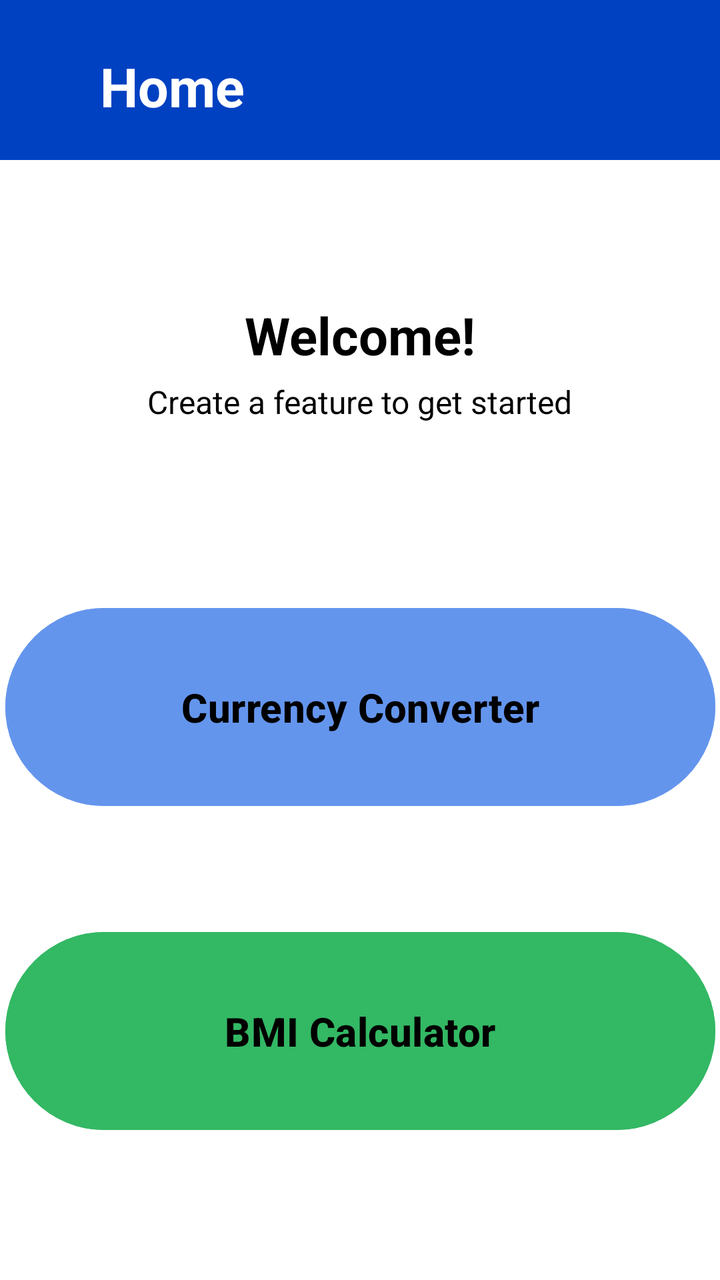
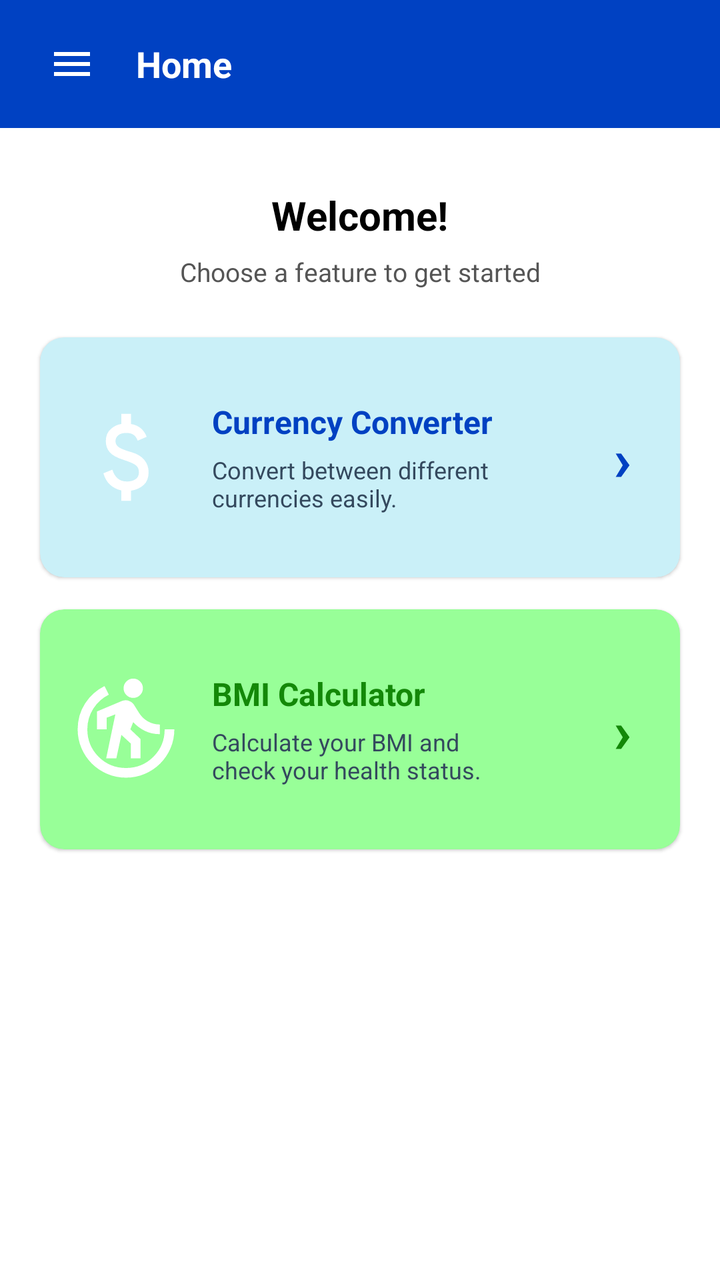

An Android layout rendered at two revisions. The XML below is the earlier revision; the diff shows what the commit changed to produce the second picture.
<!-- AndroidManifest.xml: application theme Theme.Task_2 -->
<!-- res/layout/activity_homescreen.xml -->
<?xml version="1.0" encoding="utf-8"?>
<androidx.constraintlayout.widget.ConstraintLayout xmlns:android="http://schemas.android.com/apk/res/android"
    xmlns:app="http://schemas.android.com/apk/res-auto"
    xmlns:tools="http://schemas.android.com/tools"
    android:id="@+id/main"
    android:layout_width="match_parent"
    android:layout_height="match_parent"
    tools:context=".Homescreen"
    android:background="@color/white">

    <LinearLayout
        android:layout_width="match_parent"
        android:layout_height="80dp"
        android:orientation="horizontal"
        android:background="@color/Blue"
        app:layout_constraintTop_toTopOf="parent"
        app:layout_constraintStart_toStartOf="parent">

        <TextView
            android:layout_width="wrap_content"
            android:layout_height="67dp"
            android:text="Home"
            android:textColor="@color/white"
            android:textStyle="bold"
            android:textSize="27sp"
            android:layout_marginLeft="50dp"
            android:layout_marginTop="25sp"
            app:layout_constraintStart_toStartOf="parent"
            app:layout_constraintTop_toTopOf="parent"/>

    </LinearLayout>

    <TextView
        android:layout_width="wrap_content"
        android:layout_height="wrap_content"
        android:text="Welcome!"
        android:textSize="26dp"
        android:textStyle="bold"
        android:textColor="@color/black"
        android:layout_marginTop="150dp"
        app:layout_constraintTop_toTopOf="parent"
        app:layout_constraintStart_toStartOf="parent"
        app:layout_constraintEnd_toEndOf="parent"/>

    <TextView
        android:layout_width="wrap_content"
        android:layout_height="wrap_content"
        android:text="Create a feature to get started"
        android:textSize="16dp"
        android:textColor="@color/black"
        android:layout_marginTop="190dp"
        app:layout_constraintTop_toTopOf="parent"
        app:layout_constraintStart_toStartOf="parent"
        app:layout_constraintEnd_toEndOf="parent"/>

    <Button
        android:id="@+id/Currencybyn"
        android:layout_width="355dp"
        android:layout_height="107dp"
        android:clickable="true"
        android:text="Currency Converter"
        android:textColor="@color/black"
        android:textStyle="bold"
        android:textSize="20sp"
        android:backgroundTint="@color/crownflower_blue"
        android:layout_marginTop="300dp"
        app:layout_constraintTop_toTopOf="parent"
        app:layout_constraintStart_toStartOf="parent"
        app:layout_constraintEnd_toEndOf="parent">

    </Button>


    <Button
        android:id="@+id/BMIbyn"
        android:layout_width="355dp"
        android:layout_height="107dp"
        android:text="BMI Calculator"
        android:textStyle="bold"
        android:textSize="20sp"
        android:textColor="@color/black"
        android:clickable="true"
        android:backgroundTint="@color/light_green"
        android:layout_marginTop="55dp"
        app:layout_constraintTop_toBottomOf="@id/Currencybyn"
        app:layout_constraintStart_toStartOf="parent"
        app:layout_constraintEnd_toEndOf="parent"/>


</androidx.constraintlayout.widget.ConstraintLayout>
<!-- resources referenced by this layout -->
<resources>
  <color name="Blue">#0041C2</color>
  <color name="black">#FF000000</color>
  <color name="crownflower_blue">#6495ED</color>
  <color name="light_green">#33B864</color>
  <color name="white">#FFFFFFFF</color>
  <style name="Theme.Task_2" parent="Base.Theme.Task_2" />
  <style name="Base.Theme.Task_2" parent="Theme.Material3.DayNight.NoActionBar">
          
          
      </style>
</resources>

<!-- the commit's change to res/layout/activity_homescreen.xml (unified diff, before → after) -->
@@ -1,90 +1,224 @@
 <?xml version="1.0" encoding="utf-8"?>
-<androidx.constraintlayout.widget.ConstraintLayout xmlns:android="http://schemas.android.com/apk/res/android"
+<androidx.constraintlayout.widget.ConstraintLayout
+    xmlns:android="http://schemas.android.com/apk/res/android"
     xmlns:app="http://schemas.android.com/apk/res-auto"
     xmlns:tools="http://schemas.android.com/tools"
+
     android:id="@+id/main"
     android:layout_width="match_parent"
     android:layout_height="match_parent"
-    tools:context=".Homescreen"
-    android:background="@color/white">
+    android:background="@color/white"
+    tools:context=".Homescreen">
 
     <LinearLayout
-        android:layout_width="match_parent"
-        android:layout_height="80dp"
+        android:id="@+id/headerLayout"
+        android:layout_width="0dp"
+        android:layout_height="64dp"
+        android:background="@color/Blue"
+        android:gravity="center_vertical"
         android:orientation="horizontal"
-        android:background="@color/Blue"
+        android:paddingStart="12dp"
+        android:paddingEnd="16dp"
+
         app:layout_constraintTop_toTopOf="parent"
-        app:layout_constraintStart_toStartOf="parent">
+        app:layout_constraintStart_toStartOf="parent"
+        app:layout_constraintEnd_toEndOf="parent">
+
+        <ImageButton
+            android:id="@+id/menuButton"
+            android:layout_width="48dp"
+            android:layout_height="48dp"
+            android:background="?attr/selectableItemBackgroundBorderless"
+            android:contentDescription="Menu"
+            android:padding="12dp"
+            android:src="@drawable/ic_menu"
+            app:tint="@color/white" />
 
         <TextView
+            android:id="@+id/tvHeaderTitle"
             android:layout_width="wrap_content"
-            android:layout_height="67dp"
+            android:layout_height="wrap_content"
+            android:layout_marginStart="8dp"
             android:text="Home"
             android:textColor="@color/white"
-            android:textStyle="bold"
-            android:textSize="27sp"
-            android:layout_marginLeft="50dp"
-            android:layout_marginTop="25sp"
-            app:layout_constraintStart_toStartOf="parent"
-            app:layout_constraintTop_toTopOf="parent"/>
+            android:textSize="18sp"
+            android:textStyle="bold" />
 
     </LinearLayout>
 
     <TextView
+        android:id="@+id/tvWelcome"
         android:layout_width="wrap_content"
         android:layout_height="wrap_content"
+
+        android:layout_marginTop="30dp"
         android:text="Welcome!"
-        android:textSize="26dp"
+        android:textColor="@color/black"
+        android:textSize="20sp"
         android:textStyle="bold"
-        android:textColor="@color/black"
-        android:layout_marginTop="150dp"
-        app:layout_constraintTop_toTopOf="parent"
-        app:layout_constraintStart_toStartOf="parent"
-        app:layout_constraintEnd_toEndOf="parent"/>
+
+        app:layout_constraintTop_toBottomOf="@id/headerLayout"
+        app:layout_constraintStart_toStartOf="parent"
+        app:layout_constraintEnd_toEndOf="parent" />
 
     <TextView
+        android:id="@+id/tvSubtitle"
         android:layout_width="wrap_content"
         android:layout_height="wrap_content"
-        android:text="Create a feature to get started"
-        android:textSize="16dp"
-        android:textColor="@color/black"
-        android:layout_marginTop="190dp"
-        app:layout_constraintTop_toTopOf="parent"
-        app:layout_constraintStart_toStartOf="parent"
-        app:layout_constraintEnd_toEndOf="parent"/>
-
-    <Button
-        android:id="@+id/Currencybyn"
-        android:layout_width="355dp"
-        android:layout_height="107dp"
+
+        android:layout_marginTop="6dp"
+        android:text="Choose a feature to get started"
+        android:textColor="#555555"
+        android:textSize="13sp"
+
+        app:layout_constraintTop_toBottomOf="@id/tvWelcome"
+        app:layout_constraintStart_toStartOf="parent"
+        app:layout_constraintEnd_toEndOf="parent" />
+
+    <androidx.cardview.widget.CardView
+        android:id="@+id/currencyBtn"
+        android:layout_width="0dp"
+        android:layout_height="120dp"
+
+        android:layout_marginStart="20dp"
+        android:layout_marginTop="24dp"
+        android:layout_marginEnd="20dp"
+
         android:clickable="true"
-        android:text="Currency Converter"
-        android:textColor="@color/black"
-        android:textStyle="bold"
-        android:textSize="20sp"
-        android:backgroundTint="@color/crownflower_blue"
-        android:layout_marginTop="300dp"
-        app:layout_constraintTop_toTopOf="parent"
+        android:focusable="true"
+        android:foreground="?android:attr/selectableItemBackground"
+
+        app:cardBackgroundColor="@color/light_blue"
+        app:cardCornerRadius="12dp"
+        app:cardElevation="1dp"
+
+        app:layout_constraintTop_toBottomOf="@id/tvSubtitle"
         app:layout_constraintStart_toStartOf="parent"
         app:layout_constraintEnd_toEndOf="parent">
 
-    </Button>
-
-
-    <Button
-        android:id="@+id/BMIbyn"
-        android:layout_width="355dp"
-        android:layout_height="107dp"
-        android:text="BMI Calculator"
-        android:textStyle="bold"
-        android:textSize="20sp"
-        android:textColor="@color/black"
+        <LinearLayout
+            android:layout_width="match_parent"
+            android:layout_height="match_parent"
+            android:gravity="center_vertical"
+            android:orientation="horizontal"
+            android:padding="14dp">
+
+            <ImageView
+                android:layout_width="58dp"
+                android:layout_height="58dp"
+                android:contentDescription="Currency Converter"
+                android:scaleType="fitCenter"
+                android:src="@drawable/currencu_icon" />
+
+            <LinearLayout
+                android:layout_width="0dp"
+                android:layout_height="wrap_content"
+                android:layout_weight="1"
+                android:layout_marginStart="14dp"
+                android:orientation="vertical">
+
+                <TextView
+                    android:layout_width="wrap_content"
+                    android:layout_height="wrap_content"
+                    android:text="Currency Converter"
+                    android:textColor="@color/Blue"
+                    android:textSize="16sp"
+                    android:textStyle="bold" />
+
+                <TextView
+                    android:layout_width="wrap_content"
+                    android:layout_height="wrap_content"
+                    android:layout_marginTop="5dp"
+                    android:text="Convert between different\ncurrencies easily."
+                    android:textColor="#34495E"
+                    android:textSize="12sp" />
+
+            </LinearLayout>
+
+            <TextView
+                android:layout_width="30dp"
+                android:layout_height="match_parent"
+                android:gravity="center"
+                android:text="›"
+                android:textColor="@color/Blue"
+                android:textSize="30sp"
+                android:textStyle="bold" />
+
+        </LinearLayout>
+
+    </androidx.cardview.widget.CardView>
+
+    <androidx.cardview.widget.CardView
+        android:id="@+id/bmiBtn"
+        android:layout_width="0dp"
+        android:layout_height="120dp"
+
+        android:layout_marginStart="20dp"
+        android:layout_marginTop="16dp"
+        android:layout_marginEnd="20dp"
+
         android:clickable="true"
-        android:backgroundTint="@color/light_green"
-        android:layout_marginTop="55dp"
-        app:layout_constraintTop_toBottomOf="@id/Currencybyn"
-        app:layout_constraintStart_toStartOf="parent"
-        app:layout_constraintEnd_toEndOf="parent"/>
-
+        android:focusable="true"
+        android:foreground="?android:attr/selectableItemBackground"
+
+        app:cardBackgroundColor="@color/light_green"
+        app:cardCornerRadius="12dp"
+        app:cardElevation="1dp"
+
+        app:layout_constraintTop_toBottomOf="@id/currencyBtn"
+        app:layout_constraintStart_toStartOf="parent"
+        app:layout_constraintEnd_toEndOf="parent">
+
+        <LinearLayout
+            android:layout_width="match_parent"
+            android:layout_height="match_parent"
+            android:gravity="center_vertical"
+            android:orientation="horizontal"
+            android:padding="14dp">
+
+            <ImageView
+                android:layout_width="58dp"
+                android:layout_height="58dp"
+                android:contentDescription="BMI Calculator"
+                android:scaleType="fitCenter"
+                android:src="@drawable/bmi_icon" />
+
+            <LinearLayout
+                android:layout_width="0dp"
+                android:layout_height="wrap_content"
+                android:layout_weight="1"
+                android:layout_marginStart="14dp"
+                android:orientation="vertical">
+
+                <TextView
+                    android:layout_width="wrap_content"
+                    android:layout_height="wrap_content"
+                    android:text="BMI Calculator"
+                    android:textColor="@color/Green"
+                    android:textSize="16sp"
+                    android:textStyle="bold" />
+
+                <TextView
+                    android:layout_width="wrap_content"
+                    android:layout_height="wrap_content"
+                    android:layout_marginTop="5dp"
+                    android:text="Calculate your BMI and\ncheck your health status."
+                    android:textColor="#34495E"
+                    android:textSize="12sp" />
+
+            </LinearLayout>
+
+            <TextView
+                android:layout_width="30dp"
+                android:layout_height="match_parent"
+                android:gravity="center"
+                android:text="›"
+                android:textColor="@color/Green"
+                android:textSize="30sp"
+                android:textStyle="bold" />
+
+        </LinearLayout>
+
+    </androidx.cardview.widget.CardView>
 
 </androidx.constraintlayout.widget.ConstraintLayout>
<!-- resource entries referenced after the edit -->
@@ -1,14 +1,42 @@
 <!-- resources referenced by this layout -->
 <resources>
   <color name="Blue">#0041C2</color>
+  <color name="Green">#138808</color>
   <color name="black">#FF000000</color>
-  <color name="crownflower_blue">#6495ED</color>
-  <color name="light_green">#33B864</color>
+  <color name="light_blue">#CAF0F8</color>
+  <color name="light_green">#98FF98</color>
   <color name="white">#FFFFFFFF</color>
+  <!-- drawable bmi_icon (drawable) -->
+  <vector xmlns:android="http://schemas.android.com/apk/res/android" android:height="24dp" android:tint="#FFFFFF" android:viewportHeight="960" android:viewportWidth="960" android:width="24dp">
+        
+      <path android:fillColor="@android:color/white" android:pathData="M316,720L392,356L320,384L320,480L240,480L240,332L442,247Q456,241 471.5,239.5Q487,238 501,243Q515,248 527.5,257Q540,266 548,280L588,344Q616,389 661.5,414.5Q707,440 760,440L760,520Q690,520 634.5,492Q579,464 540,420L516,480L600,560L600,720L520,720L520,598L442,526L400,720L316,720ZM483.5,196.5Q460,173 460,140Q460,107 483.5,83.5Q507,60 540,60Q573,60 596.5,83.5Q620,107 620,140Q620,173 596.5,196.5Q573,220 540,220Q507,220 483.5,196.5ZM480,880Q397,880 324,848.5Q251,817 197,763Q143,709 111.5,636Q80,563 80,480Q80,361 141.5,266Q203,171 302,122L338,193Q259,232 209.5,308.5Q160,385 160,480Q160,614 253,707Q346,800 480,800Q614,800 707,707Q800,614 800,480L880,480Q880,563 848.5,636Q817,709 763,763Q709,817 636,848.5Q563,880 480,880Z"/>
+      
+  </vector>
+  <!-- drawable currencu_icon (drawable) -->
+  <vector xmlns:android="http://schemas.android.com/apk/res/android" android:height="24dp" android:tint="#FFFFFF" android:viewportHeight="960" android:viewportWidth="960" android:width="24dp">
+        
+      <path android:fillColor="@android:color/white" android:pathData="M441,840L441,754Q388,742 349.5,708Q311,674 293,612L367,582Q382,630 411.5,655Q441,680 489,680Q530,680 558.5,661.5Q587,643 587,604Q587,569 565,548.5Q543,528 463,502Q377,475 345,437.5Q313,400 313,346Q313,281 355,245Q397,209 441,204L441,120L521,120L521,204Q571,212 603.5,240.5Q636,269 651,310L577,342Q565,310 543,294Q521,278 483,278Q439,278 416,297.5Q393,317 393,346Q393,379 423,398Q453,417 527,438Q596,458 631.5,501.5Q667,545 667,602Q667,673 625,710Q583,747 521,756L521,840L441,840Z"/>
+      
+  </vector>
+  <!-- drawable ic_menu (drawable) -->
+  <vector
+      xmlns:android="http://schemas.android.com/apk/res/android"
+      android:width="24dp"
+      android:height="24dp"
+      android:viewportWidth="24"
+      android:viewportHeight="24">
+  
+      <path
+          android:fillColor="@android:color/white"
+          android:pathData="M3,18h18v-2H3v2zM3,13h18v-2H3v2zM3,6v2h18V6H3z" />
+  
+  </vector>
   <style name="Theme.Task_2" parent="Base.Theme.Task_2" />
   <style name="Base.Theme.Task_2" parent="Theme.Material3.DayNight.NoActionBar">
           
-          
+          <item name="colorPrimary">@color/Blue</item>
+          <item name="colorPrimaryVariant">@color/Blue</item>
+          <item name="android:statusBarColor">@color/Blue</item>
       </style>
 </resources>
 
